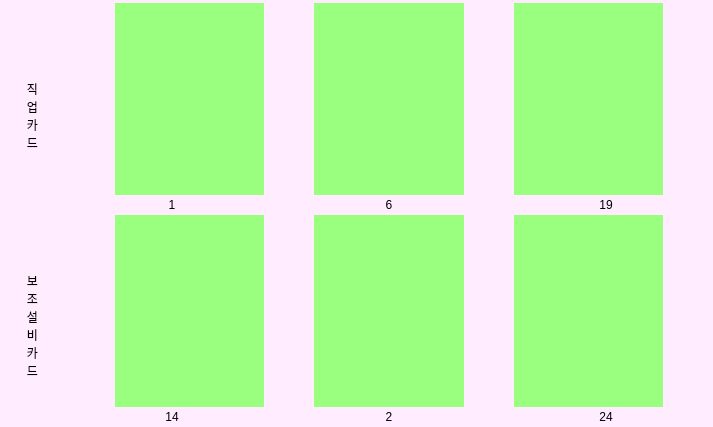
Qt form Agricola_Front/data/Basic/mycard_firstcheck.ui (HiImSUN/Agricola-Front_ui-images-py) before a commit.
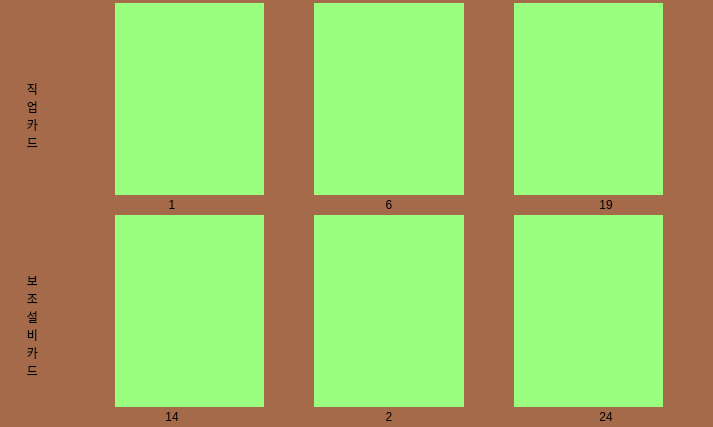
The same form after that commit.

```diff
--- a/Agricola_Front/data/Basic/mycard_firstcheck.ui
+++ b/Agricola_Front/data/Basic/mycard_firstcheck.ui
@@ -26,7 +26,7 @@
    <string>Form</string>
   </property>
   <property name="styleSheet">
-   <string notr="true">background-color: rgb(255, 237, 255);</string>
+   <string notr="true">background-color: rgb(164, 106, 73);</string>
   </property>
   <layout class="QHBoxLayout" name="horizontalLayout_5">
    <property name="spacing">
```
